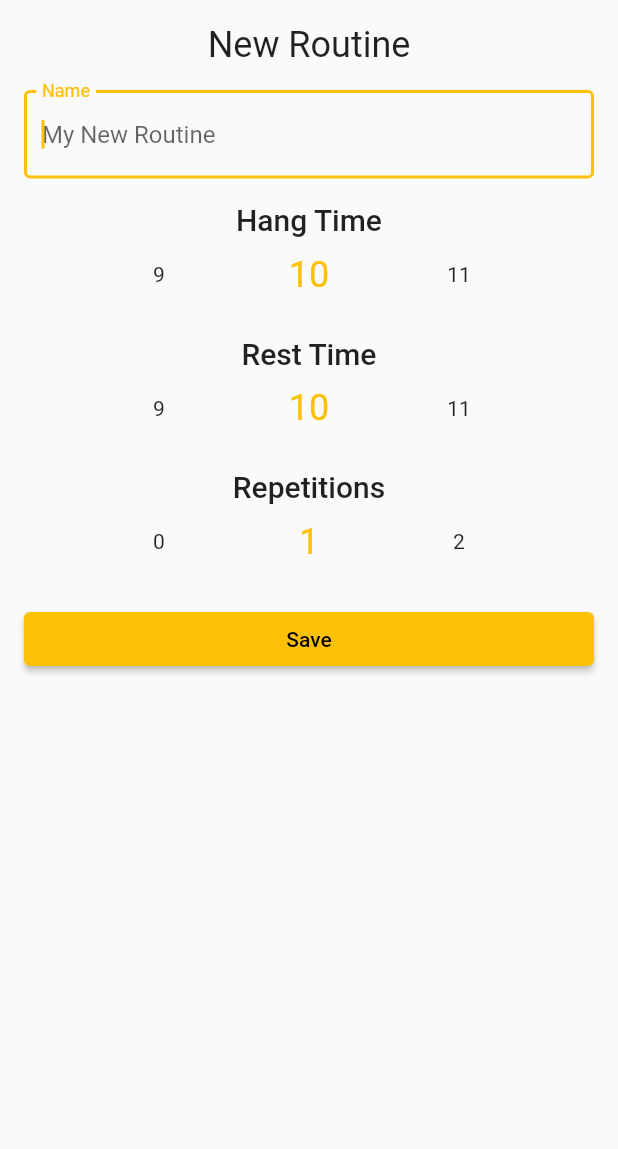
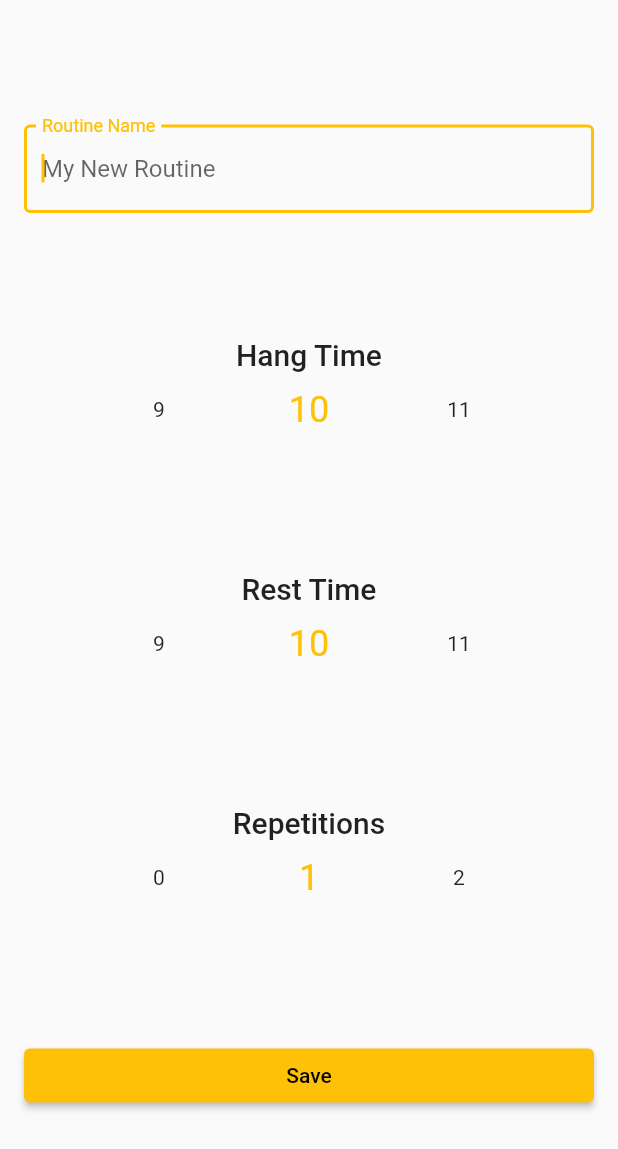
Before and after one commit to acroos/hangbuddy, a Flutter app: the NewRoutineSheet widget shown alone on an empty page, opened directly with empty values, on a phone screen of 412 x 824 dp. Shown: the top 1149 px of the screen. Run offline on Flutter 3.47's test engine with Material 2 defaults, Android fonts, the phone set to English and light mode, and no system bars; drawn by our look-alikes of numberpicker; our stand-ins replace localstorage; network calls fail.

Commit message:
Extract some components, simplify styling structure a bit

```diff
--- /dev/null
+++ b/lib/components/number_selector.dart
@@ -0,0 +1,32 @@
+import 'package:flutter/material.dart';
+import 'package:numberpicker/numberpicker.dart';
+
+class NumberSelector extends StatelessWidget {
+  const NumberSelector(
+      {Key? key,
+      required this.title,
+      required this.value,
+      required this.onChanged})
+      : super(key: key);
+
+  final String title;
+  final int value;
+  final void Function(int) onChanged;
+
+  @override
+  Widget build(BuildContext context) {
+    final _textStyle = Theme.of(context).textTheme.headline6;
+
+    return Column(
+      children: [
+        Text(title, style: _textStyle),
+        NumberPicker(
+            axis: Axis.horizontal,
+            minValue: 0,
+            maxValue: 1000,
+            value: value,
+            onChanged: onChanged),
+      ],
+    );
+  }
+}
--- a/lib/pages/new_routine_sheet.dart
+++ b/lib/pages/new_routine_sheet.dart
@@ -1,6 +1,6 @@
 import 'package:flutter/material.dart';
+import 'package:hangbuddy/components/number_selector.dart';
 import 'package:hangbuddy/entities/repetition_routine.dart';
-import 'package:numberpicker/numberpicker.dart';
 
 class NewRoutineSheet extends StatefulWidget {
   const NewRoutineSheet({Key? key, required this.onSave}) : super(key: key);
@@ -19,20 +19,16 @@ class _NewRoutineSheetState extends State<NewRoutineSheet> {
 
   @override
   Widget build(BuildContext context) {
-    const _spacer = SizedBox(height: 16.0);
-    final _textStyle = Theme.of(context).textTheme.headline6;
-
     return Container(
-        padding: const EdgeInsets.all(16.0),
+        padding: const EdgeInsets.symmetric(horizontal: 16.0),
         child: Column(
+          mainAxisAlignment: MainAxisAlignment.spaceEvenly,
           children: [
-            Text('New Routine', style: Theme.of(context).textTheme.headline5),
-            _spacer,
             TextField(
               autofocus: true,
               decoration: const InputDecoration(
                   border: OutlineInputBorder(),
-                  labelText: 'Name',
+                  labelText: 'Routine Name',
                   hintText: 'My New Routine'),
               onChanged: (value) {
                 setState(() {
@@ -40,55 +36,30 @@ class _NewRoutineSheetState extends State<NewRoutineSheet> {
                 });
               },
             ),
-            _spacer,
-            Column(
-              children: [
-                Text('Hang Time', style: _textStyle),
-                NumberPicker(
-                    axis: Axis.horizontal,
-                    minValue: 0,
-                    maxValue: 1000,
+            NumberSelector(
+                title: 'Hang Time',
                 value: _hangTime,
                 onChanged: (value) {
                   setState(() {
                     _hangTime = value;
                   });
                 }),
-              ],
-            ),
-            _spacer,
-            Column(
-              children: [
-                Text('Rest Time', style: _textStyle),
-                NumberPicker(
-                    axis: Axis.horizontal,
-                    minValue: 0,
-                    maxValue: 1000,
+            NumberSelector(
+                title: 'Rest Time',
                 value: _restTime,
                 onChanged: (value) {
                   setState(() {
                     _restTime = value;
                   });
                 }),
-              ],
-            ),
-            _spacer,
-            Column(
-              children: [
-                Text('Repetitions', style: _textStyle),
-                NumberPicker(
-                    axis: Axis.horizontal,
-                    minValue: 0,
-                    maxValue: 1000,
+            NumberSelector(
+                title: 'Repetitions',
                 value: _repetitions,
                 onChanged: (value) {
                   setState(() {
                     _repetitions = value;
                   });
                 }),
-              ],
-            ),
-            _spacer,
             SizedBox(
               width: double.infinity,
               child: ElevatedButton(
--- a/lib/pages/routine_search_page.dart
+++ b/lib/pages/routine_search_page.dart
@@ -52,6 +52,10 @@ class _RoutineSearchPageState extends State<RoutineSearchPage> {
           return ListTile(
             title: Text(routines[index].name),
             subtitle: Text(routines[index].prettyTotalTime()),
+            trailing: IconButton(
+              icon: const Icon(Icons.favorite),
+              onPressed: () {},
+            ),
           );
         });
   }
```
Also changed, not shown: lib/components/dismissible_list_item.dart (added, +40 -0 lines), lib/pages/routine_list_page.dart (+30 -50 lines), 1 other file. Lines whose indentation alone changed are shown as unchanged.
